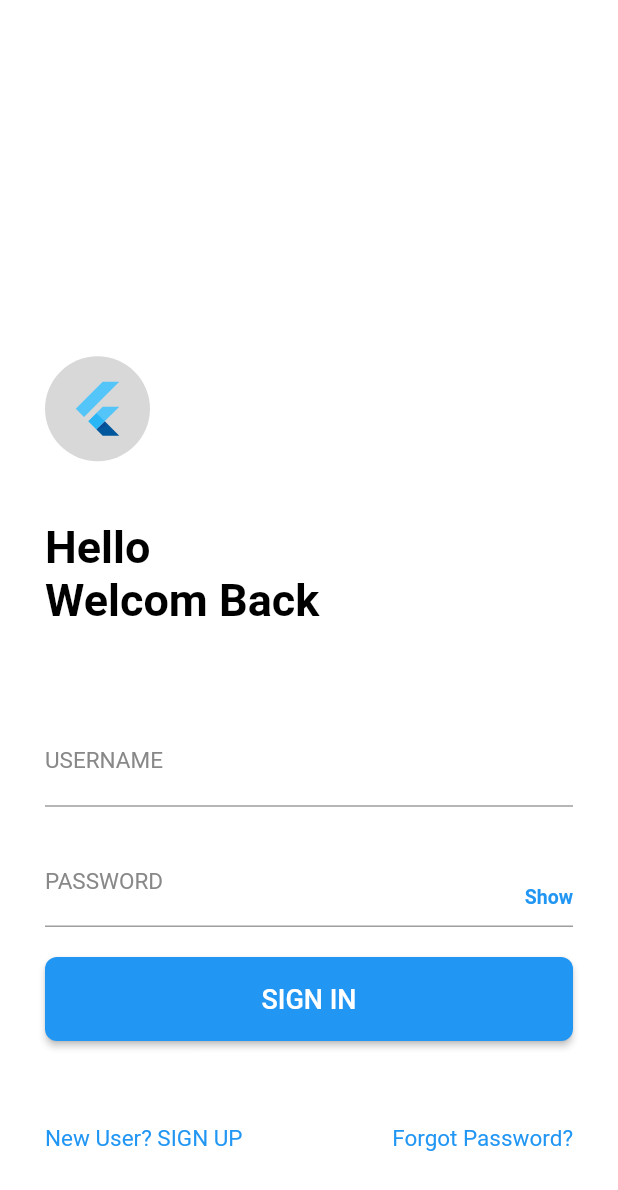
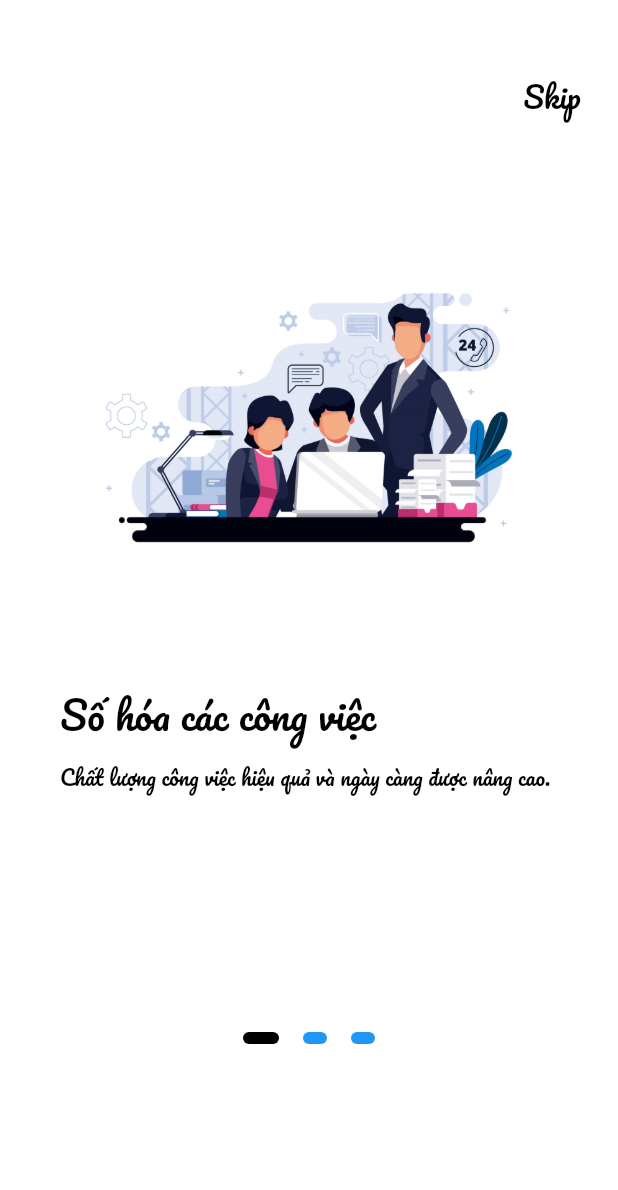
Before and after one commit to VoHoaiPhong/mapp, a Flutter app: the screen it shows after launch, on a phone screen of 412 x 824 dp. Shown: the top 1190 px of the screen. Run offline on Flutter 3.47's test engine with Material 2 defaults, Android fonts, the phone set to English and light mode, and no system bars.

Commit message:
02122019_0436

```diff
--- a/lib/home.dart
+++ b/lib/home.dart
@@ -85,7 +85,7 @@ class Home extends StatelessWidget {
     );
     return new MaterialApp(
       debugShowCheckedModeBanner: false,
-      theme: new ThemeData(primarySwatch: Colors.deepPurple,
+      theme: new ThemeData(primarySwatch: Colors.blue,
       primaryColor: defaultTargetPlatform == TargetPlatform.iOS ? Colors.grey[50] : null
       ),
       title: "Tabs example",
--- a/lib/main.dart
+++ b/lib/main.dart
@@ -1,6 +1,7 @@
 import 'package:flutter/material.dart';
-import 'login.dart';
+// import 'login.dart';
 // import 'home.dart';
+import 'onboarding.dart';
 
 void main() => runApp(MyApp());
 
@@ -10,7 +11,8 @@ class MyApp extends StatelessWidget {
     return MaterialApp(
       debugShowCheckedModeBanner: false,
       title: 'Quản lý toà nhà',
-      home: new Login(),
+      home: new OnboardingScreen(),
+      // home: new Login(),
       // home: new Home(),
     );
   }
--- /dev/null
+++ b/lib/onboarding.dart
@@ -0,0 +1,252 @@
+import 'package:flutter/material.dart';
+import 'package:flutter/services.dart';
+import 'utilities/styles.dart';
+import 'login.dart';
+
+class OnboardingScreen extends StatefulWidget {
+  @override
+  _OnboardingScreenState createState() => _OnboardingScreenState();
+}
+
+class _OnboardingScreenState extends State<OnboardingScreen> {
+  final int _numPages = 3;
+  final PageController _pageController = PageController(initialPage: 0);
+  int _currentPage = 0;
+
+  List<Widget> _buildPageIndicator() {
+    List<Widget> list = [];
+    for (int i = 0; i < _numPages; i++) {
+      list.add(i == _currentPage ? _indicator(true) : _indicator(false));
+    }
+    return list;
+  }
+
+  Widget _indicator(bool isActive) {
+    return AnimatedContainer(
+      duration: Duration(milliseconds: 150),
+      margin: EdgeInsets.symmetric(horizontal: 8.0),
+      height: 8.0,
+      width: isActive ? 24.0 : 16.0,
+      decoration: BoxDecoration(
+        color: isActive ? Colors.black : Colors.blue,
+        borderRadius: BorderRadius.all(Radius.circular(12)),
+      ),
+    );
+  }
+
+  @override
+  Widget build(BuildContext context) {
+    return Scaffold(
+      body: AnnotatedRegion<SystemUiOverlayStyle>(
+        value: SystemUiOverlayStyle.light,
+        child: Container(
+          decoration: BoxDecoration(
+            gradient: LinearGradient(
+              begin: Alignment.topCenter,
+              end: Alignment.bottomCenter,
+              stops: [0.1, 0.5, 0.7, 0.9],
+              colors: [
+                Colors.white,
+                Colors.white,
+                Colors.white,
+                Colors.white,
+              ],
+            ),
+          ),
+          child: Padding(
+            padding: EdgeInsets.symmetric(vertical: 40.0),
+            child: Column(
+              crossAxisAlignment: CrossAxisAlignment.stretch,
+              children: <Widget>[
+                Container(
+                  alignment: Alignment.centerRight,
+                  child: FlatButton(
+                    onPressed: onSkipClicked,
+                    child: Text(
+                      'Skip',
+                      style: TextStyle(
+                        color: Colors.black,
+                        fontSize: 20.0,
+                        fontFamily: 'Pacifico'
+                      ),
+                    ),
+                  ),
+                ),
+                Container(
+                  height: 600.0,
+                  child: PageView(
+                    physics: ClampingScrollPhysics(),
+                    controller: _pageController,
+                    onPageChanged: (int page) {
+                      setState(() {
+                        _currentPage = page;
+                      });
+                    },
+                    children: <Widget>[
+                      Padding(
+                        padding: EdgeInsets.all(40.0),
+                        child: Column(
+                          crossAxisAlignment: CrossAxisAlignment.start,
+                          children: <Widget>[
+                            Center(
+                              child: Image(
+                                image: AssetImage(
+                                  'images/onboarding0.png',
+                                ),
+                                height: 300.0,
+                                width: 300.0,
+                              ),
+                            ),
+                            SizedBox(height: 30.0),
+                            Text(
+                              'Số hóa các công việc',
+                              style: kTitleStyle,
+                            ),
+                            SizedBox(height: 15.0),
+                            Text(
+                              'Chất lượng công việc hiệu quả và ngày càng được nâng cao.',
+                              style: kSubtitleStyle,
+                            ),
+                          ],
+                        ),
+                      ),
+                      Padding(
+                        padding: EdgeInsets.all(40.0),
+                        child: Column(
+                          crossAxisAlignment: CrossAxisAlignment.start,
+                          children: <Widget>[
+                            Center(
+                              child: Image(
+                                image: AssetImage(
+                                  'images/onboarding1.png',
+                                ),
+                                height: 300.0,
+                                width: 300.0,
+                              ),
+                            ),
+                            SizedBox(height: 30.0),
+                            Text(
+                              'Đơn giản và hiệu quả',
+                              style: kTitleStyle,
+                            ),
+                            SizedBox(height: 15.0),
+                            Text(
+                              'Quản lý thiết bị tòa nhà một cách thuận tiện và linh hoạt.',
+                              style: kSubtitleStyle,
+                            ),
+                          ],
+                        ),
+                      ),
+                      Padding(
+                        padding: EdgeInsets.all(40.0),
+                        child: Column(
+                          crossAxisAlignment: CrossAxisAlignment.start,
+                          children: <Widget>[
+                            Center(
+                              child: Image(
+                                image: AssetImage(
+                                  'images/onboarding2.png',
+                                ),
+                                height: 300.0,
+                                width: 300.0,
+                              ),
+                            ),
+                            SizedBox(height: 30.0),
+                            Text(
+                              'Công nghệ là xu thế',
+                              style: kTitleStyle,
+                            ),
+                            SizedBox(height: 15.0),
+                            Text(
+                              'Hãy sống theo xu thế hiện đại.',
+                              style: kSubtitleStyle,
+                            ),
+                          ],
+                        ),
+                      ),
+                    ],
+                  ),
+                ),
+                Row(
+                  mainAxisAlignment: MainAxisAlignment.center,
+                  children: _buildPageIndicator(),
+                ),
+                _currentPage != _numPages - 1
+                    ? Expanded(
+                        child: Align(
+                          alignment: FractionalOffset.bottomRight,
+                          child: FlatButton(
+                            onPressed: () {
+                              _pageController.nextPage(
+                                duration: Duration(milliseconds: 500),
+                                curve: Curves.ease,
+                              );
+                            },
+                            child: Row(
+                              mainAxisAlignment: MainAxisAlignment.center,
+                              mainAxisSize: MainAxisSize.min,
+                              children: <Widget>[
+                                Text(
+                                  'Next',
+                                  style: TextStyle(
+                                    color: Colors.white,
+                                    fontSize: 22.0,
+                                  ),
+                                ),
+                                SizedBox(width: 10.0),
+                                Icon(
+                                  Icons.arrow_forward,
+                                  color: Colors.white,
+                                  size: 30.0,
+                                ),
+                              ],
+                            ),
+                          ),
+                        ),
+                      )
+                    : Text(''),
+              ],
+            ),
+          ),
+        ),
+      ),
+      bottomSheet: _currentPage == _numPages - 1
+          ? Container(
+              height: 50.0,
+              width: double.infinity,
+              color: Colors.blue[600],
+              child: GestureDetector(
+                onTap: () {
+                  Navigator.push(
+                    context,
+                    MaterialPageRoute(builder: (context) => Login()),
+                  );
+                },
+                child: Center(
+                  child: Padding(
+                    padding: EdgeInsets.only(bottom: 5.0),
+                    child: Text(
+                      'Bắt đầu',
+                      style: TextStyle(
+                        color: Colors.white,
+                        fontSize: 25.0,
+                        fontWeight: FontWeight.bold,
+                        fontFamily: 'Pacifico'
+                      ),
+                    ),
+                  ),
+                ),
+              ),
+            )
+          : Text(''),
+    );
+  }
+
+void onSkipClicked() {
+  Navigator.push(
+    context,
+    MaterialPageRoute(builder: (context) => Login()),
+  );
+}
+
+}
--- a/lib/tab1.dart
+++ b/lib/tab1.dart
@@ -1,18 +1,64 @@
 import 'package:flutter/material.dart';
+
 class Tab1 extends StatelessWidget {
-  // final String title;
-  Tab1();
+
   @override
   Widget build(BuildContext context) {
-    return new Scaffold(
-      // appBar: new AppBar(
-      //   title: new Text(title),
-      // ),
-      body: new Center(
-        child: new Text(
-        "This is Home Tab",
-        style: new TextStyle(fontSize: 25.0, fontFamily: 'Pacifico'),
+    return MaterialApp(
+      debugShowCheckedModeBanner: false,
+      home: MyStatefulWidget(),
+    );
+  }
+}
+
+class MyStatefulWidget extends StatefulWidget {
+  MyStatefulWidget({Key key}) : super(key: key);
+
+  @override
+  _MyStatefulWidgetState createState() => _MyStatefulWidgetState();
+}
+
+class _MyStatefulWidgetState extends State<MyStatefulWidget> {
+  int _selectedIndex = 0;
+  static const TextStyle optionStyle =
+      TextStyle(fontSize: 30, fontWeight: FontWeight.bold);
+  static const List<Widget> _widgetOptions = <Widget>[
+    Text(
+      'Index 0: DS chưa kiểm tra',
+      style: optionStyle,
+    ),
+    Text(
+      'Index 1: DS đã kiểm tra',
+      style: optionStyle,
+    )
+  ];
+
+  void _onItemTapped(int index) {
+    setState(() {
+      _selectedIndex = index;
+    });
+  }
+
+  @override
+  Widget build(BuildContext context) {
+    return Scaffold(
+      body: Center(
+        child: _widgetOptions.elementAt(_selectedIndex),
       ),
+      bottomNavigationBar: BottomNavigationBar(
+        items: const <BottomNavigationBarItem>[
+          BottomNavigationBarItem(
+            icon: Icon(Icons.list),
+            title: Text('DS chưa KT'),
+          ),
+          BottomNavigationBarItem(
+            icon: Icon(Icons.view_list),
+            title: Text('DS đã KT'),
+          )
+        ],
+        currentIndex: _selectedIndex,
+        selectedItemColor: Colors.amber[1200],
+        onTap: _onItemTapped,
       ),
     );
   }
--- a/lib/tab2.dart
+++ b/lib/tab2.dart
@@ -4,8 +4,8 @@ class Tab2 extends StatelessWidget {
   Widget build(BuildContext context) {
     return new Center(
       child: new Text(
-        "This is Group Tab",
-        style: new TextStyle(fontSize: 25.0),
+        "This is QR Tab",
+        style: new TextStyle(fontSize: 25.0, fontFamily: 'Pacifico'),
       ),
     );
   }
--- a/lib/tab3.dart
+++ b/lib/tab3.dart
@@ -4,8 +4,8 @@ class Tab3 extends StatelessWidget {
   Widget build(BuildContext context) {
     return new Center(
       child: new Text(
-        "This is Chat Tab",
-        style: new TextStyle(fontSize: 25.0),
+        "This is Info Tab",
+        style: new TextStyle(fontSize: 25.0, fontFamily: 'Pacifico'),
       ),
     );
   }
--- /dev/null
+++ b/lib/utilities/styles.dart
@@ -0,0 +1,15 @@
+import 'package:flutter/material.dart';
+
+final kTitleStyle = TextStyle(
+  color: Colors.black,
+  fontFamily: 'Pacifico',
+  fontSize: 26.0,
+  height: 1.5,
+);
+
+final kSubtitleStyle = TextStyle(
+  fontFamily: 'Pacifico',
+  color: Colors.black,
+  fontSize: 14.0,
+  height: 1.2,
+);
--- a/pubspec.yaml
+++ b/pubspec.yaml
@@ -41,8 +41,8 @@ flutter:
   uses-material-design: true
 
   # To add assets to your application, add an assets section, like this:
-  # assets:
-  #  - images/a_dot_burr.jpeg
+  assets:
+   - images/
   #  - images/a_dot_ham.jpeg
 
   # An image asset can refer to one or more resolution-specific "variants", see
@@ -60,12 +60,10 @@ flutter:
     - family: Pacifico
       fonts:
         - asset: fonts/Pacifico-Regular.ttf
-
     - family: YanoneKaffeesatzBold
       fonts:
         - asset: fonts/YanoneKaffeesatz-Bold.ttf
         - weight: 700
-
     - family: YanoneKaffeesatzExtraLight
       fonts:
         - asset: fonts/YanoneKaffeesatz-ExtraLight.ttf
```
Also changed, not shown: fonts/cm-sans-serif-2012.ttf (added), images/onboarding0.png (added), images/onboarding001.png (added), images/onboarding1.png (added), images/onboarding2.png (added).
